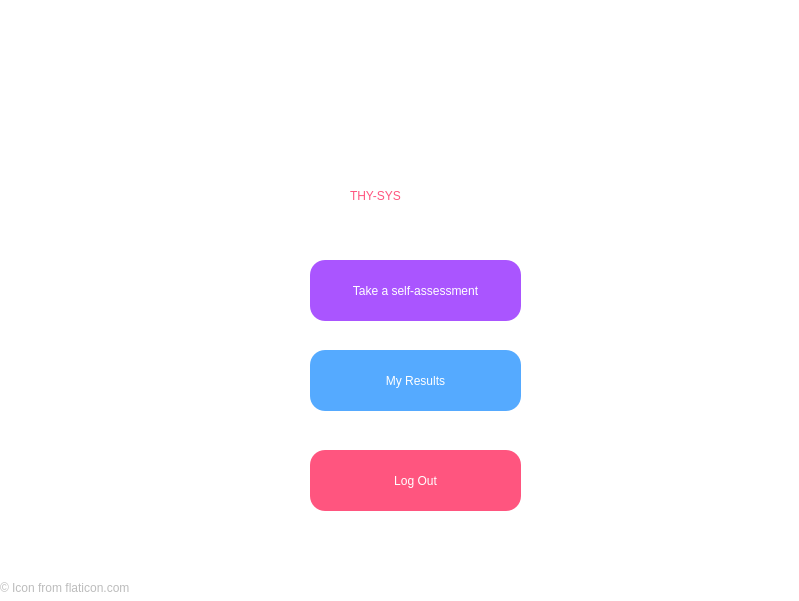
EuphoriaForever/thysys, file thysys_homepage.ui: the form before one commit.
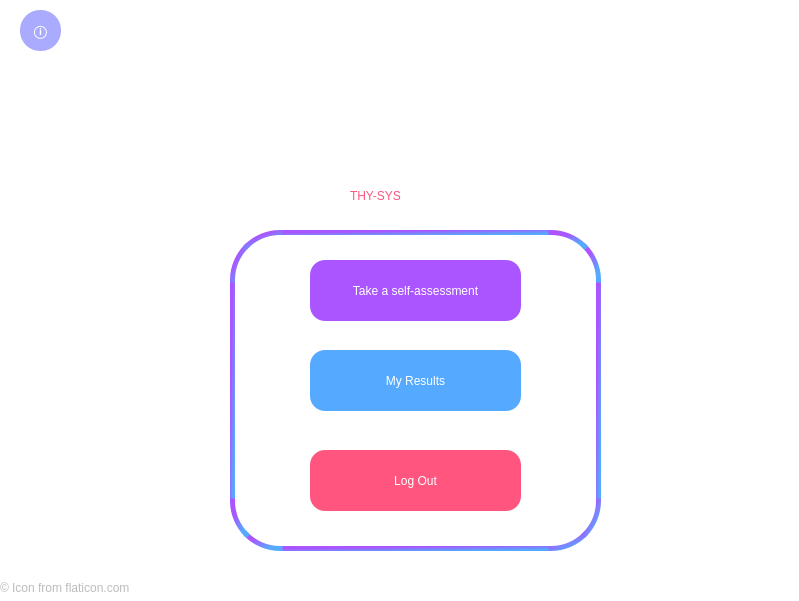
The form after the commit. Icons and pictures are not drawn.

Commit message: added info box and customized the windows title and icon

What changed in the file:
```diff
--- a/thysys_homepage.ui
+++ b/thysys_homepage.ui
@@ -126,6 +126,53 @@
     <string>© Icon from flaticon.com</string>
    </property>
   </widget>
+  <widget class="QWidget" name="widget" native="true">
+   <property name="geometry">
+    <rect>
+     <x>230</x>
+     <y>230</y>
+     <width>371</width>
+     <height>321</height>
+    </rect>
+   </property>
+   <property name="styleSheet">
+    <string notr="true">border:5px solid qlineargradient(spread:pad, x1:0, y1:0, x2:0.78486, y2:0.869, stop:0.364486 rgba(170, 85, 255, 255), stop:1 rgba(85, 170, 255, 255));
+border-radius:50px;</string>
+   </property>
+  </widget>
+  <widget class="QPushButton" name="info">
+   <property name="geometry">
+    <rect>
+     <x>20</x>
+     <y>10</y>
+     <width>41</width>
+     <height>41</height>
+    </rect>
+   </property>
+   <property name="font">
+    <font>
+     <pointsize>10</pointsize>
+     <weight>75</weight>
+     <bold>true</bold>
+    </font>
+   </property>
+   <property name="styleSheet">
+    <string notr="true">color: rgb(255, 255, 255);
+background-color: rgb(170, 170, 255);
+border-radius:20px;</string>
+   </property>
+   <property name="text">
+    <string>ⓘ</string>
+   </property>
+  </widget>
+  <zorder>widget</zorder>
+  <zorder>MyResults</zorder>
+  <zorder>label</zorder>
+  <zorder>TakeAssessment</zorder>
+  <zorder>label_2</zorder>
+  <zorder>Logout</zorder>
+  <zorder>label_3</zorder>
+  <zorder>info</zorder>
  </widget>
  <resources/>
  <connections/>
```
The commit also changes 1 other file.
